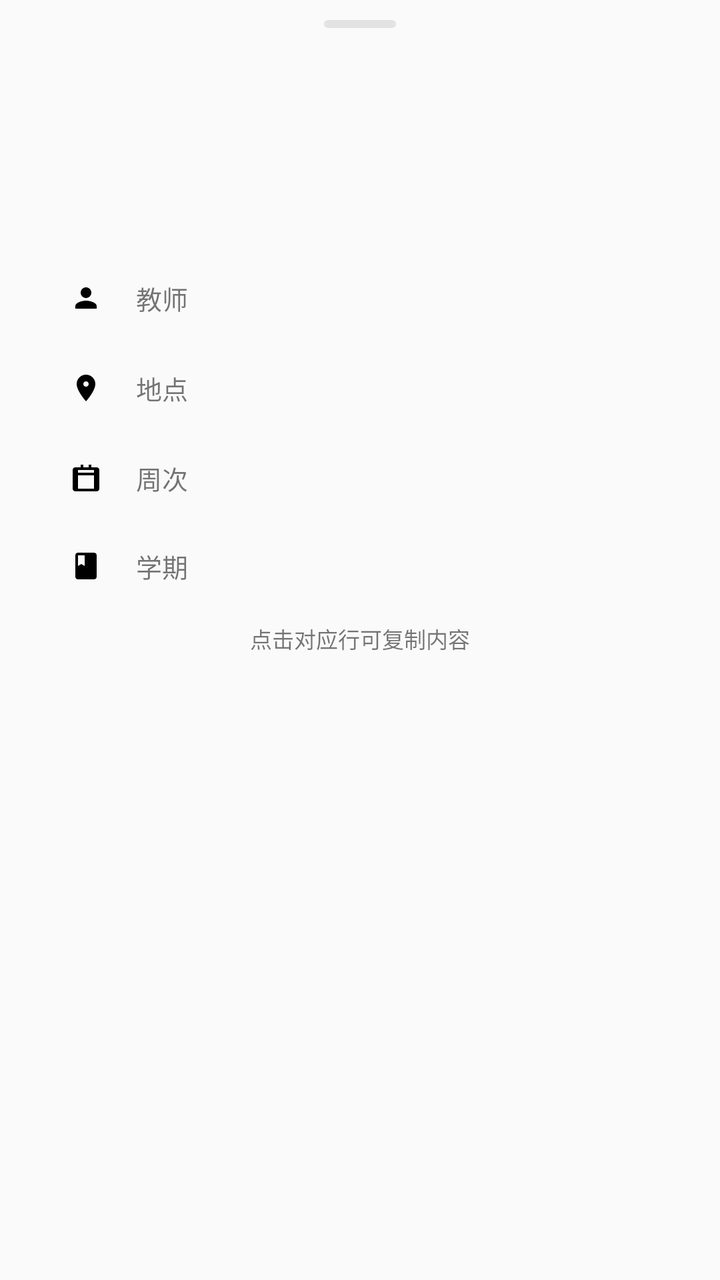
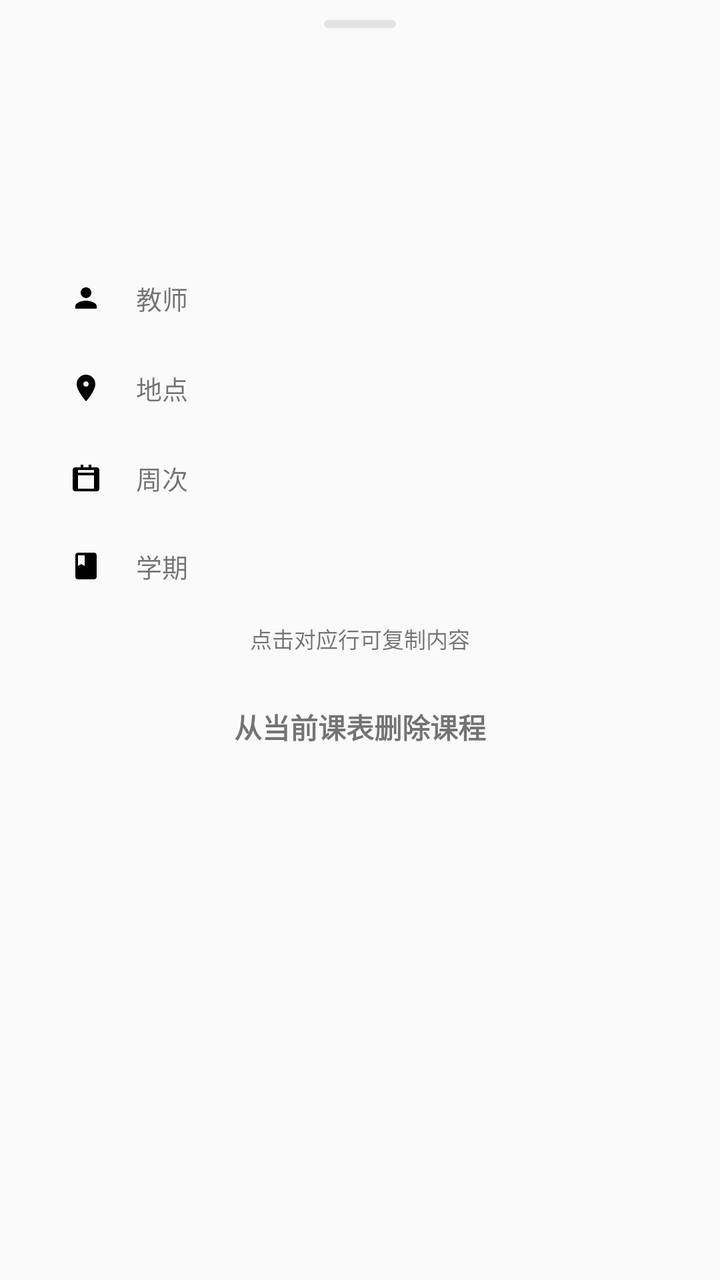

Screens rendered from an Android XML layout before and after an edit, with the pre-edit source and the edit as a unified diff.
<!-- AndroidManifest.xml: application theme Theme.AppCompat.Light.NoActionBar -->
<!-- res/layout/bottom_sheet_course_detail.xml -->
<?xml version="1.0" encoding="utf-8"?>
<FrameLayout xmlns:android="http://schemas.android.com/apk/res/android"
    android:id="@+id/detailRoot"
    android:layout_width="match_parent"
    android:layout_height="wrap_content"
    android:paddingStart="12dp"
    android:paddingEnd="12dp"
    android:paddingBottom="16dp">

    <LinearLayout
        android:id="@+id/detailCardRoot"
        android:layout_width="match_parent"
        android:layout_height="wrap_content"
        android:orientation="vertical"
        android:paddingStart="16dp"
        android:paddingTop="10dp"
        android:paddingEnd="16dp"
        android:paddingBottom="16dp">

        
        <View
            android:id="@+id/detailHandle"
            android:layout_width="36dp"
            android:layout_height="4dp"
            android:layout_gravity="center_horizontal"
            android:layout_marginBottom="12dp"
            android:background="@drawable/bg_course_sheet_handle" />

        
        <LinearLayout
            android:id="@+id/detailConflictContainer"
            android:layout_width="match_parent"
            android:layout_height="wrap_content"
            android:orientation="vertical"
            android:layout_marginBottom="8dp"
            android:visibility="gone">

            <LinearLayout
                android:layout_width="match_parent"
                android:layout_height="wrap_content"
                android:orientation="horizontal"
                android:gravity="center_vertical"
                android:layout_marginBottom="8dp">

                <TextView
                    android:id="@+id/detailConflictBadge"
                    android:layout_width="wrap_content"
                    android:layout_height="wrap_content"
                    android:text="时间冲突 (2门)"
                    android:textSize="12sp"
                    android:textStyle="bold"
                    android:includeFontPadding="false"
                    android:paddingStart="8dp"
                    android:paddingTop="3dp"
                    android:paddingEnd="8dp"
                    android:paddingBottom="3dp" />

                <View
                    android:layout_width="0dp"
                    android:layout_height="1dp"
                    android:layout_weight="1" />

                <TextView
                    android:id="@+id/detailPinCoverBtn"
                    android:layout_width="wrap_content"
                    android:layout_height="wrap_content"
                    android:text="设为课表封面"
                    android:textSize="12sp"
                    android:includeFontPadding="false"
                    android:paddingStart="10dp"
                    android:paddingTop="4dp"
                    android:paddingEnd="10dp"
                    android:paddingBottom="4dp"
                    android:clickable="true"
                    android:focusable="true" />
            </LinearLayout>

            <HorizontalScrollView
                android:layout_width="match_parent"
                android:layout_height="wrap_content"
                android:scrollbars="none">

                <LinearLayout
                    android:id="@+id/detailConflictTabs"
                    android:layout_width="wrap_content"
                    android:layout_height="wrap_content"
                    android:orientation="horizontal" />
            </HorizontalScrollView>
        </LinearLayout>

        
        <TextView
            android:id="@+id/detailTitle"
            android:layout_width="match_parent"
            android:layout_height="wrap_content"
            android:textSize="19sp"
            android:textStyle="bold" />

        
        <LinearLayout
            android:id="@+id/detailBanner"
            android:layout_width="match_parent"
            android:layout_height="wrap_content"
            android:orientation="vertical"
            android:layout_marginTop="10dp"
            android:foreground="?attr/selectableItemBackground"
            android:paddingStart="14dp"
            android:paddingTop="12dp"
            android:paddingEnd="14dp"
            android:paddingBottom="12dp">

            <TextView
                android:id="@+id/detailBannerSection"
                android:layout_width="match_parent"
                android:layout_height="wrap_content"
                android:textSize="16sp"
                android:textStyle="bold" />

            <TextView
                android:id="@+id/detailBannerTime"
                android:layout_width="match_parent"
                android:layout_height="wrap_content"
                android:layout_marginTop="2dp"
                android:textSize="13sp" />
        </LinearLayout>

        
        <LinearLayout
            android:id="@+id/rowTeacher"
            style="@style/CourseDetailRow">
            <FrameLayout style="@style/CourseDetailIconChip">
                <ImageView
                    android:id="@+id/detailIconTeacher"
                    style="@style/CourseDetailIcon"
                    android:src="@drawable/ic_detail_person"
                    android:contentDescription="@null" />
            </FrameLayout>
            <TextView
                style="@style/CourseDetailLabel"
                android:text="@string/course_detail_teacher" />
            <TextView
                android:id="@+id/detailTeacher"
                style="@style/CourseDetailValue" />
        </LinearLayout>

        <View
                android:id="@+id/dividerOne"
                style="@style/CourseDetailDivider" />

        <LinearLayout
            android:id="@+id/rowLocation"
            style="@style/CourseDetailRow">
            <FrameLayout style="@style/CourseDetailIconChip">
                <ImageView
                    android:id="@+id/detailIconLocation"
                    style="@style/CourseDetailIcon"
                    android:src="@drawable/ic_detail_place"
                    android:contentDescription="@null" />
            </FrameLayout>
            <TextView
                style="@style/CourseDetailLabel"
                android:text="@string/course_detail_location" />
            <TextView
                android:id="@+id/detailLocation"
                style="@style/CourseDetailValue" />
        </LinearLayout>

        <View
                android:id="@+id/dividerTwo"
                style="@style/CourseDetailDivider" />

        <LinearLayout
            android:id="@+id/rowWeeks"
            style="@style/CourseDetailRow">
            <FrameLayout style="@style/CourseDetailIconChip">
                <ImageView
                    android:id="@+id/detailIconWeeks"
                    style="@style/CourseDetailIcon"
                    android:src="@drawable/ic_detail_week"
                    android:contentDescription="@null" />
            </FrameLayout>
            <TextView
                style="@style/CourseDetailLabel"
                android:text="@string/course_detail_weeks" />
            <TextView
                android:id="@+id/detailWeeks"
                style="@style/CourseDetailValue" />
        </LinearLayout>

        <LinearLayout
            android:id="@+id/rowSemester"
            style="@style/CourseDetailRow">
            <FrameLayout style="@style/CourseDetailIconChip">
                <ImageView
                    android:id="@+id/detailIconSemester"
                    style="@style/CourseDetailIcon"
                    android:src="@drawable/ic_detail_semester"
                    android:contentDescription="@null" />
            </FrameLayout>
            <TextView
                style="@style/CourseDetailLabel"
                android:text="@string/course_detail_semester" />
            <TextView
                android:id="@+id/detailMeta"
                style="@style/CourseDetailValue" />
        </LinearLayout>

        <TextView
            android:id="@+id/detailCopyHint"
            android:layout_width="match_parent"
            android:layout_height="wrap_content"
            android:layout_marginTop="6dp"
            android:gravity="center"
            android:text="@string/course_detail_copy_hint"
            android:textSize="11sp" />
    </LinearLayout>
</FrameLayout>
<!-- resources referenced by this layout -->
<resources>
  <!-- drawable bg_course_sheet_handle (drawable) -->
  <?xml version="1.0" encoding="utf-8"?>
  <shape xmlns:android="http://schemas.android.com/apk/res/android" android:shape="rectangle">
      <corners android:radius="2dp" />
      <solid android:color="#33888888" />
  </shape>
  <!-- drawable ic_detail_person (drawable) -->
  <vector xmlns:android="http://schemas.android.com/apk/res/android"
      android:width="20dp"
      android:height="20dp"
      android:viewportWidth="24"
      android:viewportHeight="24">
      <path
          android:fillColor="#FF000000"
          android:pathData="M12,12c2.21,0 4,-1.79 4,-4s-1.79,-4 -4,-4 -4,1.79 -4,4 1.79,4 4,4zM12,14c-2.67,0 -8,1.34 -8,4v2h16v-2c0,-2.66 -5.33,-4 -8,-4z" />
  </vector>
  <!-- drawable ic_detail_place (drawable) -->
  <vector xmlns:android="http://schemas.android.com/apk/res/android"
      android:width="20dp"
      android:height="20dp"
      android:viewportWidth="24"
      android:viewportHeight="24">
      <path
          android:fillColor="#FF000000"
          android:pathData="M12,2C8.13,2 5,5.13 5,8.99c0,5.25 7,13.01 7,13.01s7,-7.76 7,-13.01C19,5.13 15.87,2 12,2zM12,11c-1.1,0 -2,-0.9 -2,-2s0.9,-2 2,-2 2,0.9 2,2 -0.9,2 -2,2z" />
  </vector>
  <!-- drawable ic_detail_semester (drawable) -->
  <vector xmlns:android="http://schemas.android.com/apk/res/android"
      android:width="20dp"
      android:height="20dp"
      android:viewportWidth="24"
      android:viewportHeight="24">
      <path
          android:fillColor="#FF000000"
          android:pathData="M18,2L6,2c-1.1,0 -2,0.9 -2,2v16c0,1.1 0.9,2 2,2h12c1.1,0 2,-0.9 2,-2L20,4c0,-1.1 -0.9,-2 -2,-2zM6,4h5v8l-2.5,-1.5L6,12L6,4z" />
  </vector>
  <string name="course_detail_copy_hint">点击对应行可复制内容</string>
  <string name="course_detail_location">地点</string>
  <string name="course_detail_semester">学期</string>
  <string name="course_detail_teacher">教师</string>
  <string name="course_detail_weeks">周次</string>
  <style name="CourseDetailDivider">
          <item name="android:layout_width">match_parent</item>
          <item name="android:layout_height">1dp</item>
          <item name="android:layout_marginStart">40dp</item>
          <item name="android:alpha">0.5</item>
      </style>
  <style name="CourseDetailIcon">
          <item name="android:layout_width">16dp</item>
          <item name="android:layout_height">16dp</item>
          <item name="android:layout_gravity">center</item>
          <item name="android:importantForAccessibility">no</item>
      </style>
  <style name="CourseDetailIconChip">
          <item name="android:layout_width">30dp</item>
          <item name="android:layout_height">30dp</item>
      </style>
  <style name="CourseDetailLabel">
          <item name="android:layout_width">52dp</item>
          <item name="android:layout_height">wrap_content</item>
          <item name="android:layout_marginStart">10dp</item>
          <item name="android:textSize">13sp</item>
      </style>
  <style name="CourseDetailRow">
          <item name="android:layout_width">match_parent</item>
          <item name="android:layout_height">wrap_content</item>
          <item name="android:orientation">horizontal</item>
          <item name="android:gravity">center_vertical</item>
          <item name="android:paddingTop">7dp</item>
          <item name="android:paddingBottom">7dp</item>
          <item name="android:foreground">?attr/selectableItemBackground</item>
      </style>
  <style name="CourseDetailValue">
          <item name="android:layout_width">0dp</item>
          <item name="android:layout_height">wrap_content</item>
          <item name="android:layout_weight">1</item>
          <item name="android:layout_marginStart">10dp</item>
          <item name="android:textSize">14sp</item>
      </style>
</resources>

<!-- the commit's change to res/layout/bottom_sheet_course_detail.xml (unified diff, before → after) -->
@@ -213,5 +213,18 @@
             android:gravity="center"
             android:text="@string/course_detail_copy_hint"
             android:textSize="11sp" />
+
+        <TextView
+            android:id="@+id/detailDeleteCourseBtn"
+            android:layout_width="match_parent"
+            android:layout_height="48dp"
+            android:layout_marginTop="12dp"
+            android:gravity="center"
+            android:text="@string/course_detail_delete"
+            android:textSize="14sp"
+            android:textStyle="bold"
+            android:foreground="?attr/selectableItemBackground"
+            android:clickable="true"
+            android:focusable="true" />
     </LinearLayout>
 </FrameLayout>
<!-- resource entries referenced after the edit -->
@@ -37,6 +37,7 @@
           android:pathData="M18,2L6,2c-1.1,0 -2,0.9 -2,2v16c0,1.1 0.9,2 2,2h12c1.1,0 2,-0.9 2,-2L20,4c0,-1.1 -0.9,-2 -2,-2zM6,4h5v8l-2.5,-1.5L6,12L6,4z" />
   </vector>
   <string name="course_detail_copy_hint">点击对应行可复制内容</string>
+  <string name="course_detail_delete">从当前课表删除课程</string>
   <string name="course_detail_location">地点</string>
   <string name="course_detail_semester">学期</string>
   <string name="course_detail_teacher">教师</string>
